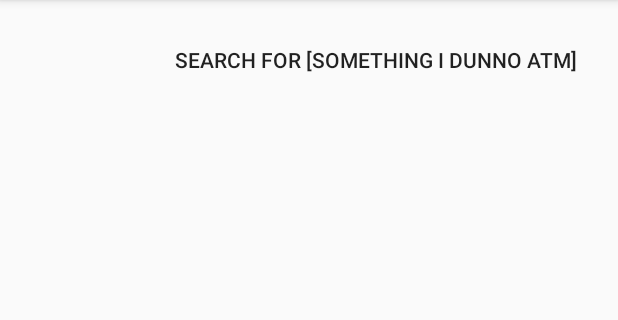
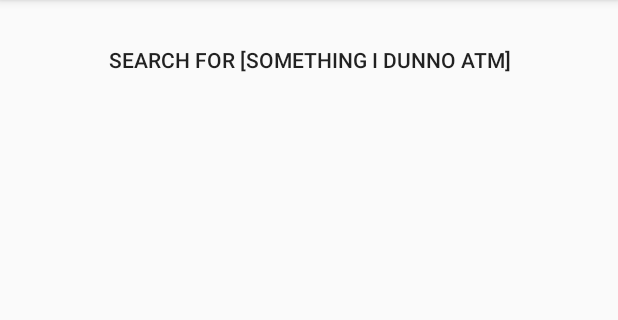
Before and after one commit to Psykotik/Radion-Android, an Android app: the screen it shows after launch (MainActivity), on a phone screen of 412 x 824 dp, the part 84-404 px from its top. Run offline under Robolectric (Android 15) with nearby library versions, the phone set to English and light mode, and no system bars.

Commit message:
[WIP] Added RV skeleton

```diff
--- a/Radion/app/src/main/res/layout/content_main.xml
+++ b/Radion/app/src/main/res/layout/content_main.xml
@@ -40,5 +40,13 @@
         android:text="@string/buttonSearch"
         android:layout_width="wrap_content"
         android:layout_alignParentTop="true"
-        android:layout_alignParentEnd="true" />
+        android:layout_centerHorizontal="true" />
+
+    <android.support.v7.widget.RecyclerView
+        android:id="@+id/recyclerView"
+        android:scrollbars="vertical"
+        android:layout_width="fill_parent"
+        android:layout_height="fill_parent"
+        android:layout_marginTop="42dp"
+        />
 </RelativeLayout>
--- a/Radion/build.gradle
+++ b/Radion/build.gradle
@@ -5,7 +5,7 @@ buildscript {
         jcenter()
     }
     dependencies {
-        classpath 'com.android.tools.build:gradle:2.2.3'
+        classpath 'com.android.tools.build:gradle:2.3.0'
 
         // NOTE: Do not place your application dependencies here; they belong
         // in the individual module build.gradle files
```
Also changed, not shown: Radion/app/src/main/java/fr/jordanlambert/radion/MainActivity.java (+34 -17 lines), Radion/app/src/main/res/layout/recyclerviewgame.xml (added, +19 -0 lines), Radion/gradle/wrapper/gradle-wrapper.properties.
